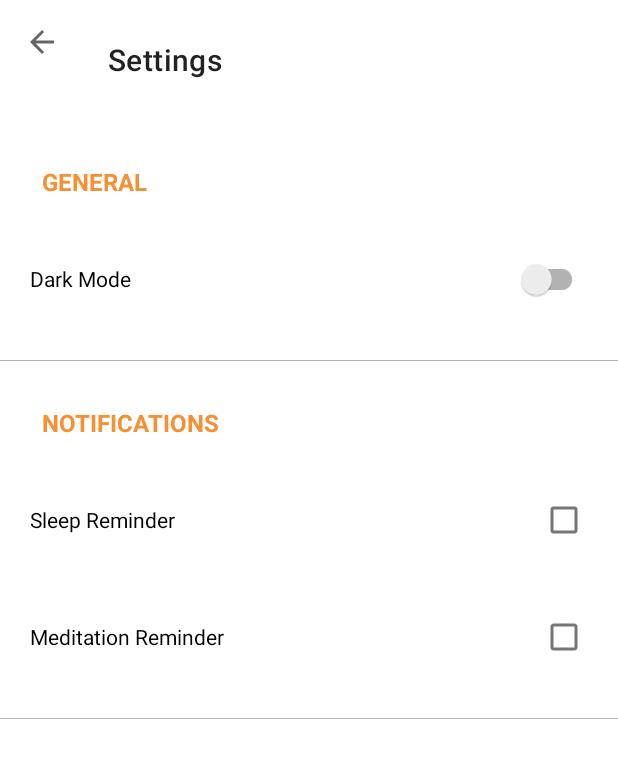
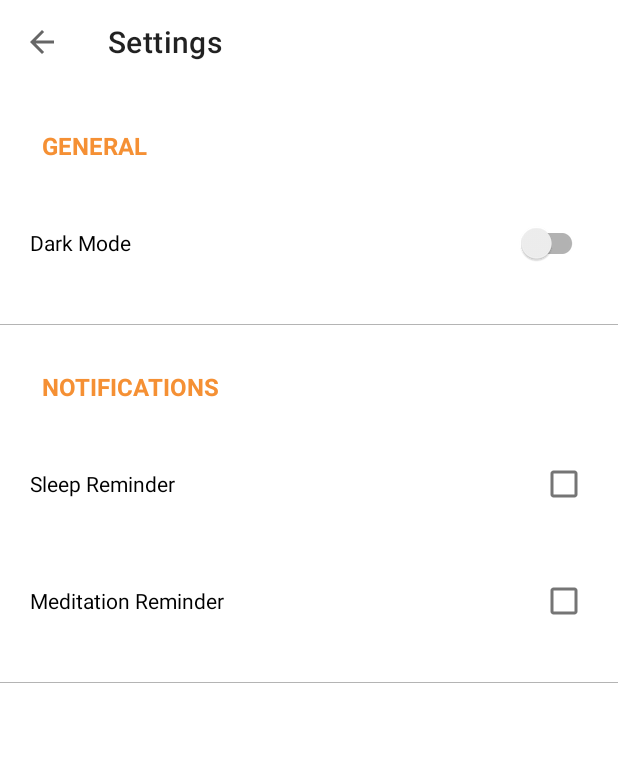
Before and after one commit to Horizon733/Calm-App, an Android app: the SettingsActivity screen opened directly, with no data from a screen before it, on a phone screen of 412 x 824 dp. Shown: the top 758 px of the screen. Run offline under Robolectric (Android 15) with nearby library versions, the phone set to English and light mode, and no system bars.

Commit message:
fixed appbar text issue

```diff
--- a/app/src/main/AndroidManifest.xml
+++ b/app/src/main/AndroidManifest.xml
@@ -20,7 +20,11 @@
         <activity android:name=".MainActivity">
 
         </activity>
-        <activity android:name=".SettingsActivity" android:parentActivityName=".HomeActivity" android:label="Settings" android:icon="@drawable/ic_baseline_arrow_back_24">
+        <activity android:name=".SettingsActivity"
+            android:parentActivityName=".HomeActivity"
+            android:label="Settings"
+
+            android:theme="@style/Theme.CalmApp">
 
         </activity>
     </application>
--- a/app/src/main/res/layout/activity_settings.xml
+++ b/app/src/main/res/layout/activity_settings.xml
@@ -20,10 +20,9 @@
     <androidx.appcompat.widget.Toolbar
         android:id="@+id/settings_toolbar"
         android:layout_width="match_parent"
-        android:layout_height="80dp"
+        android:layout_height="?attr/actionBarSize"
         android:background="@android:color/transparent"
         app:elevation="0dp">
-
 
     </androidx.appcompat.widget.Toolbar>
     </com.google.android.material.appbar.AppBarLayout>
```
Also changed, not shown: app/src/main/java/com/example/calmapp/SettingsActivity.kt (+1 -11 lines), app/src/main/res/values/themes.xml (line endings or trailing spaces).
